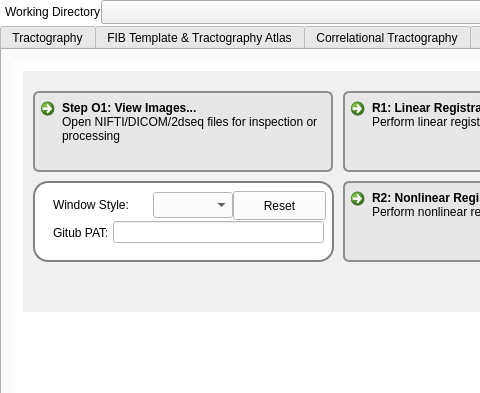
First picture: the form in mainwindow.ui, repository frankyeh/DSI-Studio, before the edit; both pictures show x 0 to 480 and y 0 to 393 of the 1272 by 758 pixel window.
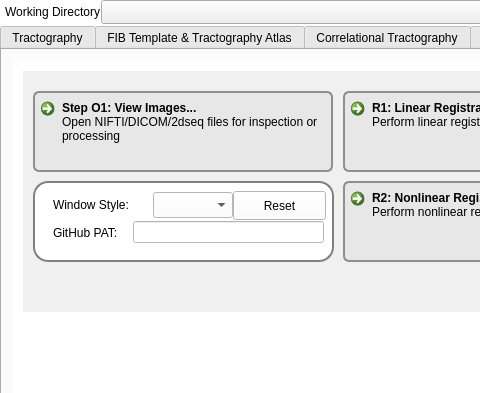
Second picture: the form after the edit. The open tabs and pages were chosen to show the change. Icons and pictures are not drawn.

What changed in the file:
```diff
--- a/mainwindow.ui
+++ b/mainwindow.ui
@@ -3284,20 +3284,20 @@
             <rect>
              <x>40</x>
              <y>160</y>
-             <width>54</width>
+             <width>71</width>
              <height>24</height>
             </rect>
            </property>
            <property name="text">
-            <string>Gitub PAT:</string>
+            <string>GitHub PAT:</string>
            </property>
           </widget>
           <widget class="QLineEdit" name="github_token">
            <property name="geometry">
             <rect>
-             <x>100</x>
+             <x>120</x>
              <y>160</y>
-             <width>211</width>
+             <width>191</width>
              <height>22</height>
             </rect>
            </property>
```
Left out of the diff: 7 changed lines with no effect on the pictures.
